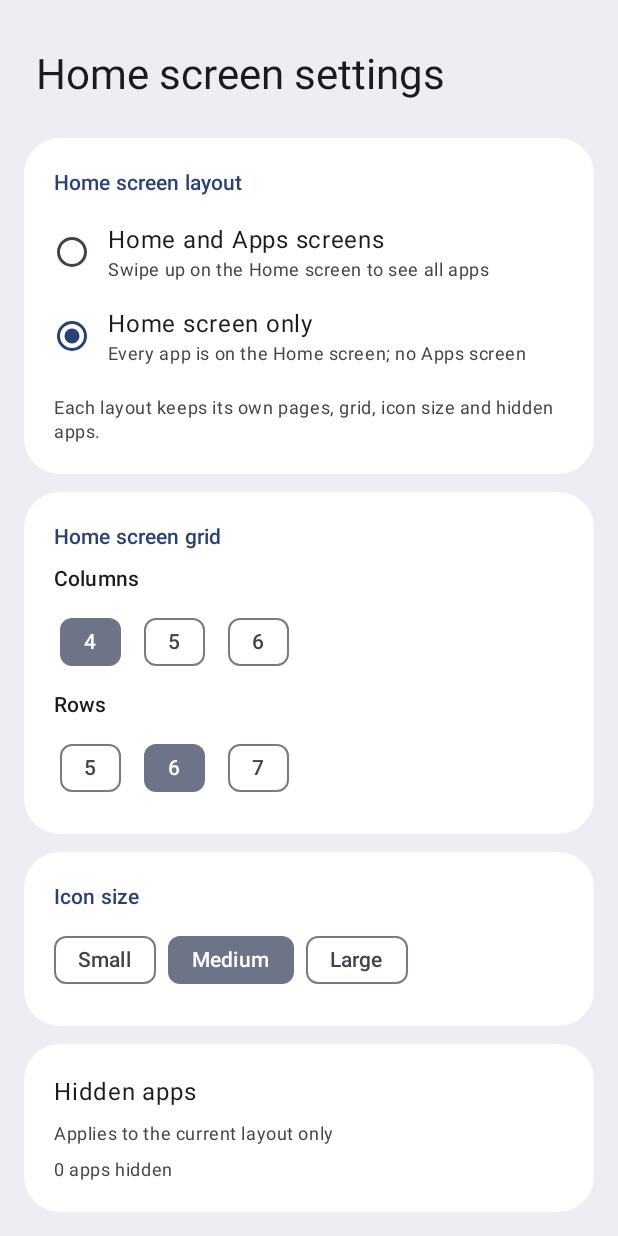
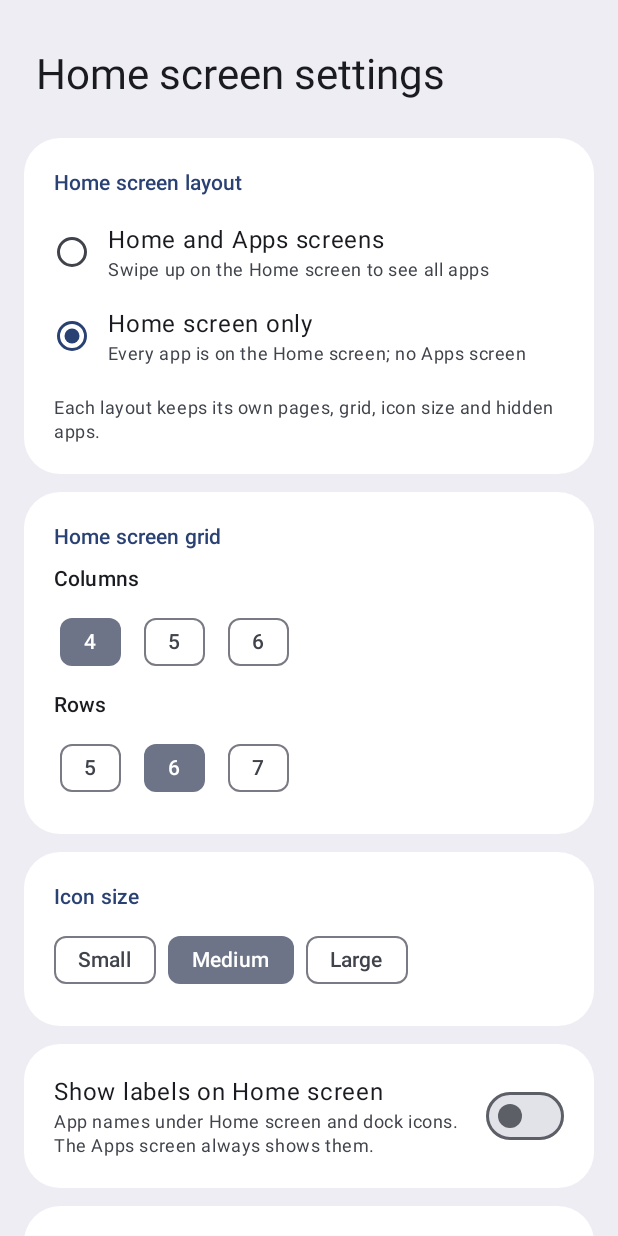
Before and after one commit to JacoMartins/canyon-ui-launcher, an Android app built with Jetpack Compose: the SettingsActivity screen opened directly, with no data from a screen before it, after a tap on "Home screen only", on a phone screen of 412 x 824 dp. Run offline under Robolectric (Android 15) with nearby library versions, the phone set to English and light mode, and no system bars; our stand-ins replace Room's generated code.

Commit message:
Stage 1.4: One UI icon sizing, compact labels, labels off on home by default
- Medium icons fill 72% of a column (measured from One UI 4x6), Small and
  Large scaled around it; the Apps screen uses the same rule
- Labels 8sp with a 2dp gap on home, dock and Apps screen
- Home and dock labels hidden by default, per-layout switch to show them
- Icons rendered at the largest size so they are only scaled down

Co-Authored-By: Claude Opus 5.5 <noreply@anthropic.com>
Claude-Session: https://claude.ai/code/session_019c4sHobNMTCg8eiegxqmGT

```diff
--- a/app/build.gradle.kts
+++ b/app/build.gradle.kts
@@ -18,8 +18,8 @@ android {
         applicationId = "com.example.homelauncher"
         minSdk = 29
         targetSdk = 37
-        versionCode = 5
-        versionName = "0.1.3-stage1"
+        versionCode = 6
+        versionName = "0.1.4-stage1"
     }
 
     signingConfigs {
--- a/app/src/main/java/com/example/homelauncher/HomeActivity.kt
+++ b/app/src/main/java/com/example/homelauncher/HomeActivity.kt
@@ -195,9 +195,12 @@ class HomeActivity : ComponentActivity(), DrawerController.Listener, DrawerActio
 
     private fun bind(state: HomeState) {
         val size = state.iconSize
-        if (labelStyle.iconCellFraction != size.cellFraction || labelStyle.maxIconDp != size.maxDp) {
+        if (labelStyle.iconCellFraction != size.cellFraction || labelStyle.maxIconDp != size.maxDp ||
+            labelStyle.showLabel != state.showLabels
+        ) {
             labelStyle.iconCellFraction = size.cellFraction
             labelStyle.maxIconDp = size.maxDp
+            labelStyle.showLabel = state.showLabels
             iconViews.values.forEach { it.invalidate() }
         }
         if (drawerEnabled != state.drawerEnabled) {
--- a/app/src/main/java/com/example/homelauncher/SettingsActivity.kt
+++ b/app/src/main/java/com/example/homelauncher/SettingsActivity.kt
@@ -23,6 +23,7 @@ import androidx.compose.material3.FilterChip
 import androidx.compose.material3.MaterialTheme
 import androidx.compose.material3.RadioButton
 import androidx.compose.material3.Surface
+import androidx.compose.material3.Switch
 import androidx.compose.material3.Text
 import androidx.compose.runtime.Composable
 import androidx.compose.runtime.collectAsState
@@ -159,6 +160,19 @@ private fun SettingsScreen(s: LauncherSettings, store: SettingsStore, hiddenMode
             }
         }
 
+        Card {
+            Row(verticalAlignment = Alignment.CenterVertically) {
+                Column(Modifier.weight(1f)) {
+                    Text(stringResource(R.string.show_labels), style = MaterialTheme.typography.bodyLarge)
+                    Text(stringResource(R.string.show_labels_summary), style = MaterialTheme.typography.bodySmall, color = MaterialTheme.colorScheme.onSurfaceVariant)
+                }
+                Switch(
+                    checked = s.grid.showLabels,
+                    onCheckedChange = { scope.launch { store.setShowLabels(s.layoutMode, it) } },
+                )
+            }
+        }
+
         Card(onClick = { showHidden = true }) {
             Text(stringResource(R.string.hidden_apps), style = MaterialTheme.typography.bodyLarge)
             Text(stringResource(R.string.hidden_apps_per_layout), style = MaterialTheme.typography.bodySmall, color = MaterialTheme.colorScheme.onSurfaceVariant)
--- a/app/src/main/java/com/example/homelauncher/data/AppRepository.kt
+++ b/app/src/main/java/com/example/homelauncher/data/AppRepository.kt
@@ -70,7 +70,8 @@ class IconCache(context: Context) {
 
     companion object {
         /** Rendered once at the largest size used on screen; views scale down. */
-        const val ICON_DP = 64
+        /** Largest on-screen size (IconSize.LARGE cap), so icons are only ever scaled down. */
+        const val ICON_DP = 80
         private const val MAX_BYTES = 24 * 1024 * 1024
     }
 }
--- a/app/src/main/java/com/example/homelauncher/data/HomeRepository.kt
+++ b/app/src/main/java/com/example/homelauncher/data/HomeRepository.kt
@@ -38,6 +38,7 @@ data class HomeState(
     val rows: Int,
     val dockSlots: Int,
     val iconSize: IconSize,
+    val showLabels: Boolean,
     val items: List<HomeItem>,
 ) {
     val drawerEnabled get() = mode == LayoutMode.HOME_AND_DRAWER
@@ -167,7 +168,7 @@ class HomeRepository(
             (visible.maxOfOrNull { if (it.placed.container == Container.DESKTOP) it.placed.pageIndex else 0 } ?: 0) + 1,
             1,
         )
-        val state = HomeState(mode, pageCount, grid.columns, grid.rows, grid.dockSlots, grid.iconSize, visible)
+        val state = HomeState(mode, pageCount, grid.columns, grid.rows, grid.dockSlots, grid.iconSize, grid.showLabels, visible)
         return Computed(state, dao, resolved.updates, additions)
     }
 
--- a/app/src/main/java/com/example/homelauncher/data/SettingsStore.kt
+++ b/app/src/main/java/com/example/homelauncher/data/SettingsStore.kt
@@ -21,11 +21,14 @@ enum class LayoutMode(val storageKey: String) {
     HOME_ONLY("home_only"),
 }
 
-/** Home icon size as a share of the cell width, with an upper bound in dp. */
+/**
+ * Icon size as a share of the column width, with an upper bound in dp. Medium matches One UI's
+ * 4x6 home screen, where an icon fills about 71% of its column.
+ */
 enum class IconSize(val cellFraction: Float, val maxDp: Int) {
-    SMALL(0.58f, 56),
-    MEDIUM(0.68f, 64),
-    LARGE(0.78f, 72),
+    SMALL(0.62f, 64),
+    MEDIUM(0.72f, 72),
+    LARGE(0.82f, 80),
 }
 
 /** Grid, dock and icon size of one layout mode. Each mode keeps its own. */
@@ -34,6 +37,8 @@ data class GridSpec(
     val rows: Int = 6,
     val dockSlots: Int = 4,
     val iconSize: IconSize = IconSize.MEDIUM,
+    /** Labels under home and dock icons. The Apps screen always shows them. */
+    val showLabels: Boolean = false,
 )
 
 data class LauncherSettings(
@@ -71,6 +76,7 @@ class SettingsStore(private val context: Context) {
         fun rows(m: LayoutMode) = intPreferencesKey("${m.storageKey}.grid_rows")
         fun dock(m: LayoutMode) = intPreferencesKey("${m.storageKey}.dock_slots")
         fun iconSize(m: LayoutMode) = stringPreferencesKey("${m.storageKey}.icon_size")
+        fun showLabels(m: LayoutMode) = booleanPreferencesKey("${m.storageKey}.show_labels")
         fun hidden(m: LayoutMode) = stringSetPreferencesKey("${m.storageKey}.hidden_apps")
     }
 
@@ -81,6 +87,7 @@ class SettingsStore(private val context: Context) {
             rows = (p[Keys.rows(m)] ?: d.rows).coerceIn(MIN_ROWS, MAX_ROWS),
             dockSlots = (p[Keys.dock(m)] ?: d.dockSlots).coerceIn(4, 5),
             iconSize = p[Keys.iconSize(m)]?.let { v -> IconSize.entries.firstOrNull { it.name == v } } ?: d.iconSize,
+            showLabels = p[Keys.showLabels(m)] ?: d.showLabels,
         )
     }
 
@@ -112,6 +119,10 @@ class SettingsStore(private val context: Context) {
         context.dataStore.edit { it[Keys.iconSize(mode)] = size.name }
     }
 
+    suspend fun setShowLabels(mode: LayoutMode, show: Boolean) {
+        context.dataStore.edit { it[Keys.showLabels(mode)] = show }
+    }
+
     /** Hides or shows an app in the active layout mode only. */
     suspend fun setHidden(key: String, hidden: Boolean) {
         context.dataStore.edit { p ->
--- a/app/src/main/java/com/example/homelauncher/ui/drawer/DrawerModel.kt
+++ b/app/src/main/java/com/example/homelauncher/ui/drawer/DrawerModel.kt
@@ -6,6 +6,7 @@ import androidx.compose.runtime.setValue
 import androidx.compose.runtime.snapshotFlow
 import com.example.homelauncher.data.AppInfo
 import com.example.homelauncher.data.AppRepository
+import com.example.homelauncher.data.IconSize
 import com.example.homelauncher.data.SettingsStore
 import com.example.homelauncher.model.AppSearch
 import kotlinx.coroutines.CoroutineScope
@@ -43,6 +44,10 @@ class DrawerModel(
         list.filter { it.key.toString() in hidden }
     }.stateIn(scope, SharingStarted.Eagerly, emptyList())
 
+    /** The active layout's icon size; the Apps screen uses it too. */
+    val iconSize: StateFlow<IconSize> = settings.settings.map { it.grid.iconSize }
+        .stateIn(scope, SharingStarted.Eagerly, IconSize.MEDIUM)
+
     fun setHidden(app: AppInfo, hidden: Boolean) {
         scope.launch { settings.setHidden(app.key.toString(), hidden) }
     }
--- a/app/src/main/res/values/strings.xml
+++ b/app/src/main/res/values/strings.xml
@@ -46,6 +46,8 @@
     <string name="icon_size_small">Small</string>
     <string name="icon_size_medium">Medium</string>
     <string name="icon_size_large">Large</string>
+    <string name="show_labels">Show labels on Home screen</string>
+    <string name="show_labels_summary">App names under Home screen and dock icons. The Apps screen always shows them.</string>
     <string name="hidden_apps_per_layout">Applies to the current layout only</string>
     <plurals name="hidden_count">
         <item quantity="one">%1$d app hidden</item>
```
Also changed, not shown: app/src/main/java/com/example/homelauncher/ui/drawer/AppDrawer.kt (+12 -3 lines), app/src/main/java/com/example/homelauncher/ui/home/AppIconView.kt (+7 -2 lines), 4 other files.
